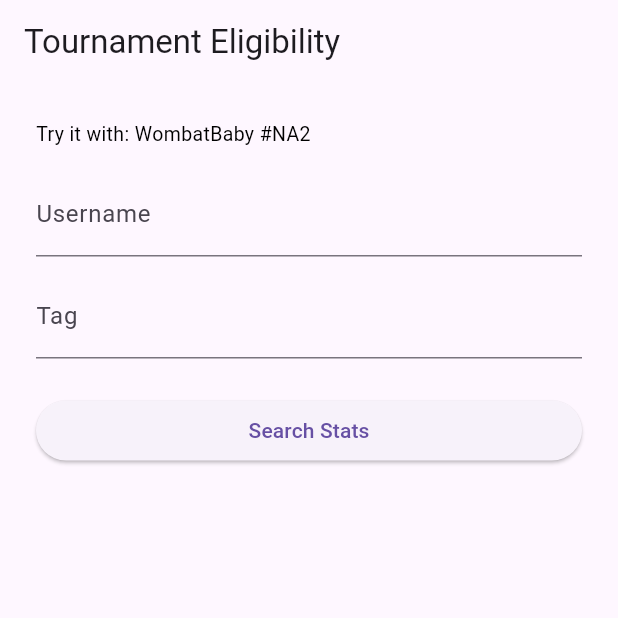
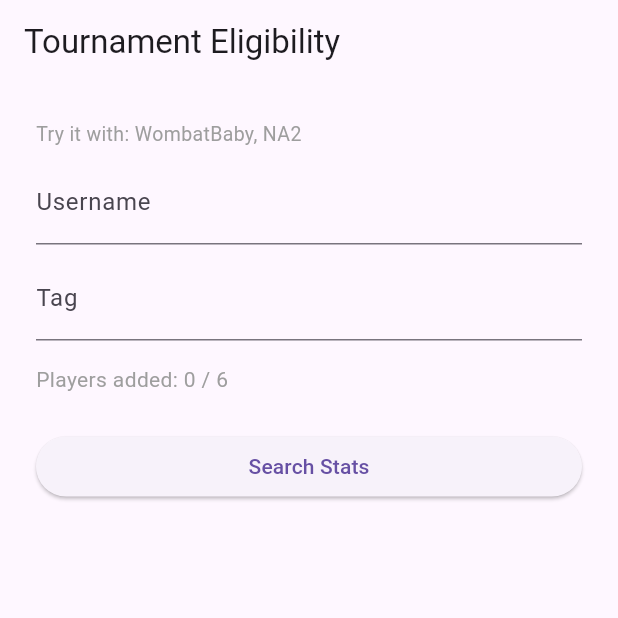
Before and after one commit to masonsmith4/personalfinalproject, a Flutter app: the screen it shows after launch, on a phone screen of 412 x 824 dp, the top half of it. Run offline on Flutter 3.47's test engine with Material 3 defaults, Android fonts, the phone set to English and light mode, and no system bars; our stand-ins replace flutter_dotenv, logger.

Commit message:
formatted suite of errors and implemented them into the application

```diff
--- a/lib/esports_services.dart
+++ b/lib/esports_services.dart
@@ -1,47 +1,117 @@
+import 'dart:async';
+import 'dart:io';
+import 'package:logger/logger.dart';
+import 'dart:convert';
 import 'package:http/http.dart' as http;
-import 'url_builder.dart';
-import 'riot_api_parser.dart';
+import 'package:finalproject_npinkelton_ksmith_nsmith_msmith/url_builder.dart';
+import 'package:finalproject_npinkelton_ksmith_nsmith_msmith/riot_api_parser.dart';
+import 'package:finalproject_npinkelton_ksmith_nsmith_msmith/data_parser.dart';
+import 'package:finalproject_npinkelton_ksmith_nsmith_msmith/player_record.dart';
 import 'package:flutter_dotenv/flutter_dotenv.dart';
-import 'package:logger/logger.dart';
 
+/// Suite of Errors
 class NetworkException implements Exception {
   final String message;
-  NetworkException(this.message);
+  const NetworkException(this.message);
 
   @override
-  String toString() => 'Network Exception: $message';
+  String toString() => message;
 }
 
+class TimingException implements Exception {
+  final String message;
+  const TimingException (this.message);
+
+  @override
+  String toString() => message;
+}
+
+class PlayerNotFoundException implements Exception {
+  final String message;
+  const PlayerNotFoundException(this.message);
+
+  @override
+  String toString() => message;
+}
+
+class UnexpectedResultException implements Exception {
+  final String message;
+  final Object? originalError;
+  final StackTrace? stackTrace;
+
+  UnexpectedResultException(
+      this.message, {
+  this.originalError,
+  this.stackTrace,
+});
+
+  @override
+  String toString() => message;
+}
+
+/// Provides access to the Riot Games API for match and account data.
 class EsportsService {
   final _urlBuilder = UrlBuilder();
   final _parser = RiotApiParser();
-  final _logger = Logger();
+  final _matchParser = DataParser();
+  final _log = Logger();
 
   Map<String, String> get _headers =>
       {'X-Riot-Token': dotenv.env['RIOT_API_KEY'] ?? ''};
 
-  Future<http.Response> _sendRequest(Uri url) async {
+  /// Performs a request to [url], logging any network errors with a description.
+  Future<http.Response> _get(Uri url, String context) async {
     try {
       return await http.get(url, headers: _headers);
-    } catch (e) {
-      _logger.e('Network error: $e');
-      rethrow;
+    } on SocketException catch (e) {
+      _log.e('Network error — $context', error: e);
+      throw NetworkException(
+          'Network error: please check your internet connection.');
+    } on TimeoutException catch (e) {
+      _log.e('Request timed out — $context', error: e);
+      throw TimingException(
+          'Request timed out: the server took too long to respond.');
+    } catch (e, stack) {
+      _log.e('Unexpected error — $context', error: e, stackTrace: stack);
+      throw UnexpectedResultException(
+        'Unexpected error: please try again.',
+        originalError: e,
+        stackTrace: stack,
+      );
     }
   }
-  //Returns the puuid of the user as a String
-  Future<String> requestIdentification(String username, String tag) async {
-    final response = await _sendRequest(_urlBuilder.buildUrl(username, tag));
+  /// Returns the [Puuid] of the account identified by [username] and [tag].
+  /// Throws an [EsportsException] if the player could not be found.
+  Future<Puuid> requestIdentification(String username, String tag) async {
+    final response = await _get(_urlBuilder.buildUrl(username, tag), 'identification for $username#$tag');
+    if (response.statusCode == 404) {
+      throw PlayerNotFoundException('Player not found. Please check the username and tag.');
+    }
     return _parser.parseIdentification(response.body);
   }
-  //Returns a list of match ids as Strings
-  Future<List<String>> requestMatchList(String puuid) async {
-    final response = await _sendRequest(_urlBuilder.buildMatchId(puuid));
+
+  /// Returns a list of recent match IDs for the account with the given [puuid].
+  Future<List<String>> requestMatchList(Puuid puuid) async {
+    final response = await _get(_urlBuilder.buildMatchId(puuid), 'match list for $puuid');
     return _parser.parseMatchList(response.body);
   }
-  //Returns a dictionary of data within the match
-  //Key is a String, value can be either a String, int, or a float
+
+  /// Returns the raw match data map for the match identified by [matchId].
   Future<Map<String, dynamic>> requestMatchData(String matchId) async {
-    final response = await _sendRequest(_urlBuilder.buildMatchUrl(matchId));
+    final response = await _get(_urlBuilder.buildMatchUrl(matchId), 'match data for $matchId');
     return _parser.parseMatchData(response.body);
   }
+
+  /// Returns the [PlayerRecord] for the given [username] and [tag],
+  /// populated from their most recent match.
+  Future<PlayerRecord> requestPlayerData(String username, String tag) async {
+    final puuid = await requestIdentification(username, tag);
+    final matchIds = await requestMatchList(puuid);
+    final matchData = await requestMatchData(matchIds.first);
+    return _matchParser.playerByPuuid(
+      jsonEncode(matchData),
+      puuid: puuid,
+      username: '$username $tag',
+    )!;
+  }
 }
--- a/lib/main.dart
+++ b/lib/main.dart
@@ -1,9 +1,30 @@
-import 'dart:convert';
 import 'dart:io';
 import 'package:flutter/material.dart';
 import 'package:flutter_dotenv/flutter_dotenv.dart';
-import 'esports_services.dart';
-import 'data_parser.dart';
+import 'package:finalproject_npinkelton_ksmith_nsmith_msmith/player_record.dart';
+import 'package:finalproject_npinkelton_ksmith_nsmith_msmith/esports_services.dart';
+
+/// Returns a display-ready string for the given [stat] label, reading from [player].
+String formattedStatRow(String stat, PlayerRecord player) {
+  switch (stat) {
+    case 'Champion': return player.championName;
+    case 'Champion Level': return '${player.championLevel}';
+    case 'Kills': return '${player.kills}';
+    case 'Deaths': return '${player.deaths}';
+    case 'KDA': return player.kda.toStringAsFixed(2);
+    case 'Damage / Min': return player.damagePerMinute.toStringAsFixed(1);
+    default: return '';
+  }
+}
+
+const _statLabels = [
+  'Champion',
+  'Champion Level',
+  'Kills',
+  'Deaths',
+  'KDA',
+  'Damage / Min',
+];
 
 void main() async {
   WidgetsFlutterBinding.ensureInitialized();
@@ -31,40 +52,52 @@ class EligibilityScreen extends StatefulWidget {
 }
 
 class _EligibilityScreenState extends State<EligibilityScreen> {
+  static const int _maxPlayers = 6;
   final _usernameController = TextEditingController();
   final _tagController = TextEditingController();
   final _service = EsportsService();
-  final _parser = DataParser();
+  final _playerList = <PlayerRecord>[];
 
   bool _loading = false;
-  String? _message;
-  Map<String, dynamic>? _stats;
-  Map<String, dynamic>? _charInfo;
+  String? _errorMessage;
 
-  Future<void> _lookup() async {
-    setState(() { _loading = true; _message = null; _stats = null; _charInfo = null; });
+  Future<void> _search() async {
+    setState(() {
+      _loading = true;
+      _errorMessage = null;
+    });
 
     try {
-      final puuid = await _service.requestIdentification(
-          _usernameController.text.trim(), _tagController.text.trim());
-      final matchIds = await _service.requestMatchList(puuid);
-      final matchData = await _service.requestMatchData(matchIds.first);
-      final participant = _parser.searchPlayerId(jsonEncode(matchData), puuid)!;
-
-      setState(() {
-        _stats = _parser.pullGameStatistics(participant);
-        _charInfo = _parser.pullCharacterInfo(participant);
-        _message = 'To enter the Spring Invitational, your KDA must be above 2.0.';
-      });
+      final player = await _service.requestPlayerData(
+        _usernameController.text.trim(),
+        _tagController.text.trim(),
+      );
+      setState(() => _playerList.add(player));
+    } on PlayerNotFoundException catch (e) {
+      setState(() => _errorMessage = e.message);
+    } on NetworkException catch (e) {
+      setState(() => _errorMessage = e.message);
+    } on TimingException catch (e) {
+      setState(() => _errorMessage = e.message);
+    } on UnexpectedResultException catch (e) {
+      setState(() => _errorMessage = e.message);
     } catch (e) {
-      setState(() => _message = 'Error: Name / Tag not found');
+      setState(() => _errorMessage = 'An unexpected error occurred. Please try again.');
     } finally {
       setState(() => _loading = false);
     }
   }
 
+  void _clearPlayerList() {
+    setState(() {
+      _playerList.clear();
+      _errorMessage = null;
+    });
+  }
+
   @override
   Widget build(BuildContext context) {
+    final bool atCapacity = _playerList.length >= _maxPlayers;
     return Scaffold(
       appBar: AppBar(title: const Text('Tournament Eligibility')),
       body: Padding(
@@ -72,38 +105,46 @@ class _EligibilityScreenState extends State<EligibilityScreen> {
         child: Column(
           crossAxisAlignment: CrossAxisAlignment.stretch,
           children: [
-            const Text('Try it with: WombatBaby #NA2',
-                style: TextStyle(color: Colors.black, fontSize: 13)),
+            _PlayerInputSection(
+              hint: 'Try it with: WombatBaby, NA2',
+              usernameController: _usernameController,
+              tagController: _tagController,
+            ),
             const SizedBox(height: 16),
-            TextField(
-              controller: _usernameController,
-              decoration: const InputDecoration(labelText: 'Username'),
-            ),
-            const SizedBox(height: 12),
-            TextField(
-              controller: _tagController,
-              decoration: const InputDecoration(labelText: 'Tag'),
+            Text(
+              'Players added: ${_playerList.length} / $_maxPlayers',
+              style: TextStyle(
+                color: atCapacity ? Colors.red : Colors.grey,
+                fontWeight: atCapacity ? FontWeight.bold : FontWeight.normal,
+              ),
             ),
             const SizedBox(height: 24),
             ElevatedButton(
-              onPressed: _loading ? null : _lookup,
+              onPressed: (_loading || atCapacity) ? null : _search,
               child: _loading
                   ? const CircularProgressIndicator()
                   : const Text('Search Stats'),
             ),
-            if (_message != null) ...[
-              const SizedBox(height: 24),
-              Text(_message!, style: const TextStyle(fontSize: 14, color: Colors.black)),
+            if (_errorMessage != null) ...[
+              const SizedBox(height: 16),
+              Text(_errorMessage!, style: const TextStyle(color: Colors.red)),
             ],
-            if (_stats != null && _charInfo != null) ...[
+            const SizedBox(height: 16),
+            Flexible(
+              child: SingleChildScrollView(
+                scrollDirection: Axis.vertical,
+                child: SingleChildScrollView(
+                  scrollDirection: Axis.horizontal,
+                  child: _StatsTable(players: _playerList),
+                ),
+              ),
+            ),
+            if (_playerList.isNotEmpty) ...[
               const SizedBox(height: 16),
-              _StatRow('Champion', '${_charInfo!['championName']}'),
-              _StatRow('Champion Level', '${_charInfo!['champLevel']}'),
-              _StatRow('Champion XP', '${_charInfo!['champExperience']}'),
-              _StatRow('Kills', '${_stats!['kills']}'),
-              _StatRow('Deaths', '${_stats!['deaths']}'),
-              _StatRow('KDA', (_stats!['kda'] as num).toStringAsFixed(2)),
-              _StatRow('Damage / Min', (_stats!['damagePerMinute'] as num).toStringAsFixed(1)),
+              ElevatedButton(
+                onPressed: _clearPlayerList,
+                child: const Text('Clear Player List'),
+              ),
             ],
           ],
         ),
@@ -112,22 +153,81 @@ class _EligibilityScreenState extends State<EligibilityScreen> {
   }
 }
 
-class _StatRow extends StatelessWidget {
-  final String label;
-  final String value;
-  const _StatRow(this.label, this.value);
+class _PlayerInputSection extends StatelessWidget {
+  final String hint;
+  final TextEditingController usernameController;
+  final TextEditingController tagController;
+
+  const _PlayerInputSection({
+    required this.hint,
+    required this.usernameController,
+    required this.tagController,
+  });
 
   @override
   Widget build(BuildContext context) {
-    return Padding(
-      padding: const EdgeInsets.symmetric(vertical: 4),
-      child: Row(
-        mainAxisAlignment: MainAxisAlignment.spaceBetween,
-        children: [
-          Text(label, style: const TextStyle(color: Colors.black)),
-          Text(value, style: const TextStyle(fontWeight: FontWeight.bold)),
-        ],
-      ),
+    return Column(
+      crossAxisAlignment: CrossAxisAlignment.start,
+      children: [
+        Text(hint, style: const TextStyle(color: Colors.grey, fontSize: 13)),
+        const SizedBox(height: 8),
+        TextField(
+          controller: usernameController,
+          decoration: const InputDecoration(labelText: 'Username'),
+        ),
+        const SizedBox(height: 8),
+        TextField(
+          controller: tagController,
+          decoration: const InputDecoration(labelText: 'Tag'),
+        ),
+      ],
     );
   }
 }
+
+class _StatsTable extends StatelessWidget {
+  final List<PlayerRecord> players;
+
+  const _StatsTable({required this.players});
+
+  @override
+  Widget build(BuildContext context) {
+    if (players.isEmpty) return const SizedBox.shrink();
+
+    return Table(
+      defaultColumnWidth: const IntrinsicColumnWidth(),
+      children: [
+        TableRow(
+          children: [
+            const SizedBox(),
+            for (final player in players)
+              Padding(
+                padding: const EdgeInsets.symmetric(horizontal: 16, vertical: 4),
+                child: Text(
+                  player.username,
+                  style: const TextStyle(fontWeight: FontWeight.bold, fontSize: 16),
+                ),
+              ),
+          ],
+        ),
+        for (final stat in _statLabels)
+          TableRow(
+            children: [
+              Padding(
+                padding: const EdgeInsets.symmetric(vertical: 4),
+                child: Text(stat, style: const TextStyle(color: Colors.grey)),
+              ),
+              for (final player in players)
+                Padding(
+                  padding: const EdgeInsets.symmetric(horizontal: 16, vertical: 4),
+                  child: Text(
+                    formattedStatRow(stat, player),
+                    style: const TextStyle(fontWeight: FontWeight.bold),
+                  ),
+                ),
+            ],
+          ),
+      ],
+    );
+  }
+}
--- /dev/null
+++ b/lib/player_record.dart
@@ -0,0 +1,23 @@
+class PlayerRecord {
+  final String puuid;
+  final String username;
+  final String championName;
+  final int championLevel;
+  final int championExperience;
+  final int kills;
+  final int deaths;
+  final double kda;
+  final double damagePerMinute;
+
+  const PlayerRecord({
+    required this.puuid,
+    required this.username,
+    required this.championName,
+    required this.championLevel,
+    required this.championExperience,
+    required this.kills,
+    required this.deaths,
+    required this.kda,
+    required this.damagePerMinute,
+  });
+}
```
Also changed, not shown: lib/data_parser.dart (+33 -20 lines), 1 other file.
